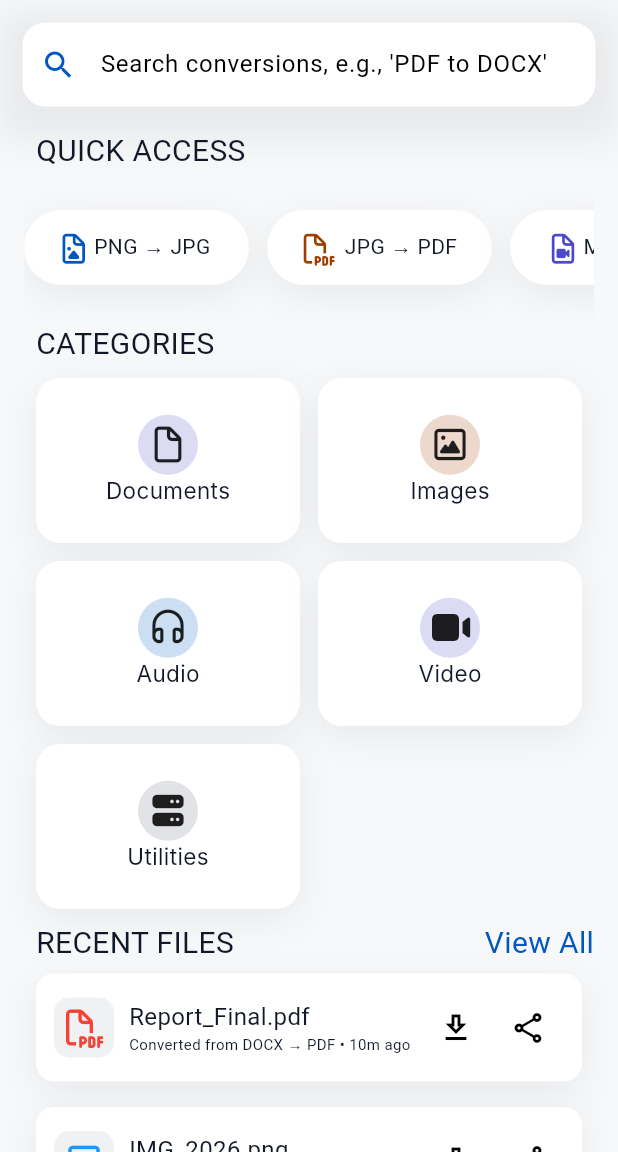
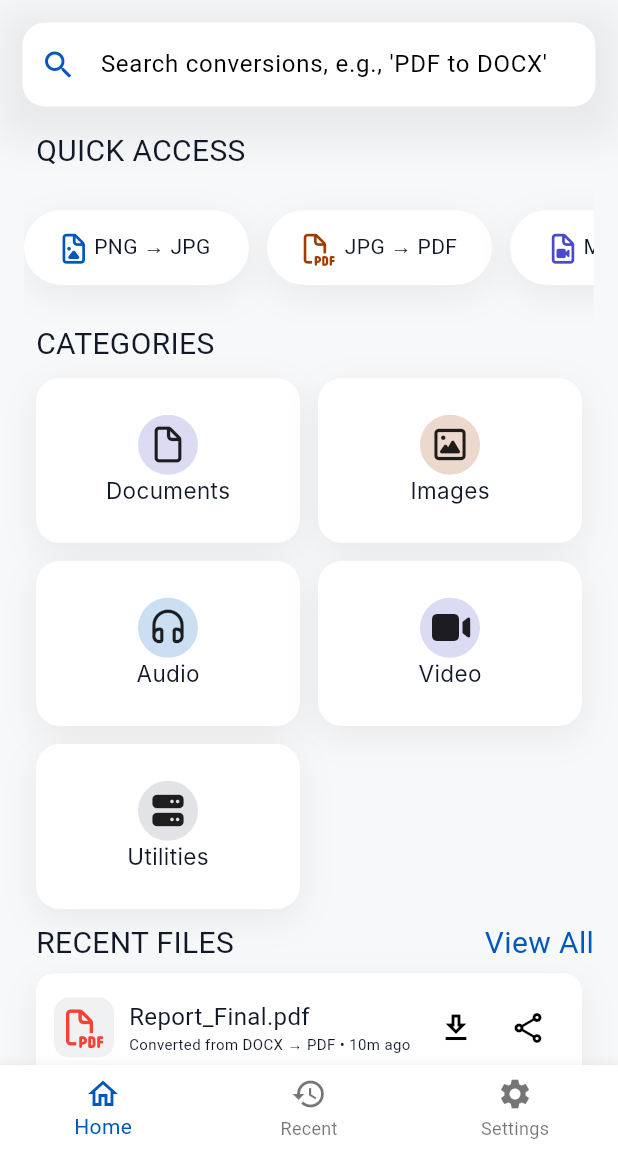
Before and after one commit to Anky-y/velocity, a Flutter app: the screen it shows after launch, on a phone screen of 412 x 824 dp, the part 84-1236 px from its top. Run offline on Flutter 3.47's test engine with Material 3 defaults, Android fonts, the light colour scheme and no system bars; our stand-ins replace font_awesome_flutter; Roboto replaces fonts that are missing (Inter, InterVariable, JetBrainsMonoVariable).

Commit message:
Add bottom navigation bar and enhance recent files display

```diff
--- a/lib/screens/homePage.dart
+++ b/lib/screens/homePage.dart
@@ -27,6 +27,21 @@ class HomePage extends StatelessWidget {
             recentFiles(),
           ],
         ),
+      ),
+
+      bottomNavigationBar: BottomNavigationBar(
+        type: BottomNavigationBarType.fixed,
+        items: const [
+          BottomNavigationBarItem(
+            icon: Icon(Icons.home_outlined),
+            label: "Home",
+          ),
+          BottomNavigationBarItem(icon: Icon(Icons.history), label: "Recent"),
+          BottomNavigationBarItem(
+            icon: Icon(Icons.settings),
+            label: "Settings",
+          ),
+        ],
       ),
     );
   }
@@ -76,10 +91,7 @@ class HomePage extends StatelessWidget {
               final item = RecentFilesData.items[index];
               return Container(
                 padding: const EdgeInsets.all(12),
-                      margin: const EdgeInsets.symmetric(
-                        horizontal: 8,
-                        vertical: 6,
-                      ),
+                margin: const EdgeInsets.symmetric(horizontal: 8, vertical: 6),
                 decoration: BoxDecoration(
                   color: LightColors.surface,
                   borderRadius: BorderRadius.circular(12),
@@ -97,9 +109,7 @@ class HomePage extends StatelessWidget {
                       width: 40,
                       height: 40,
                       decoration: BoxDecoration(
-                              color: LightColors.mutedText.withValues(
-                                alpha: 0.1,
-                              ),
+                        color: LightColors.mutedText.withValues(alpha: 0.1),
                         borderRadius: BorderRadius.circular(10),
                       ),
                       child: Center(
@@ -152,8 +162,7 @@ class HomePage extends StatelessWidget {
                 ),
               );
             },
-                  separatorBuilder: (context, index) =>
-                      const SizedBox(height: 5),
+            separatorBuilder: (context, index) => const SizedBox(height: 5),
           ),
         ],
       ),
```
Lines whose indentation alone changed are shown as unchanged.
